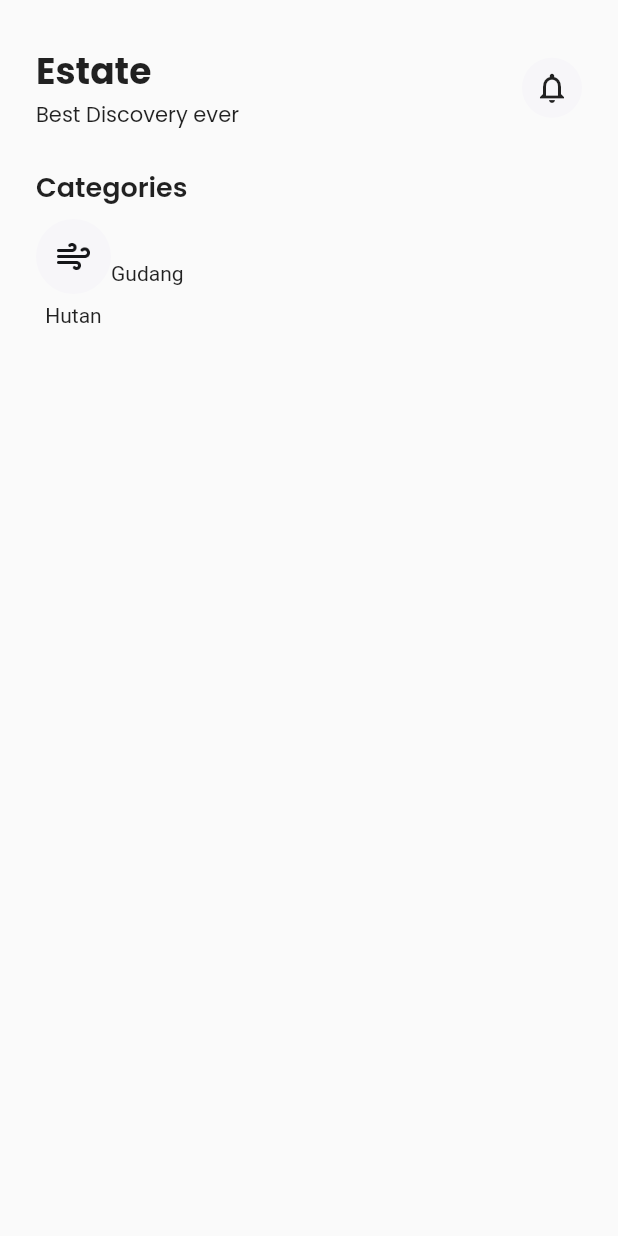
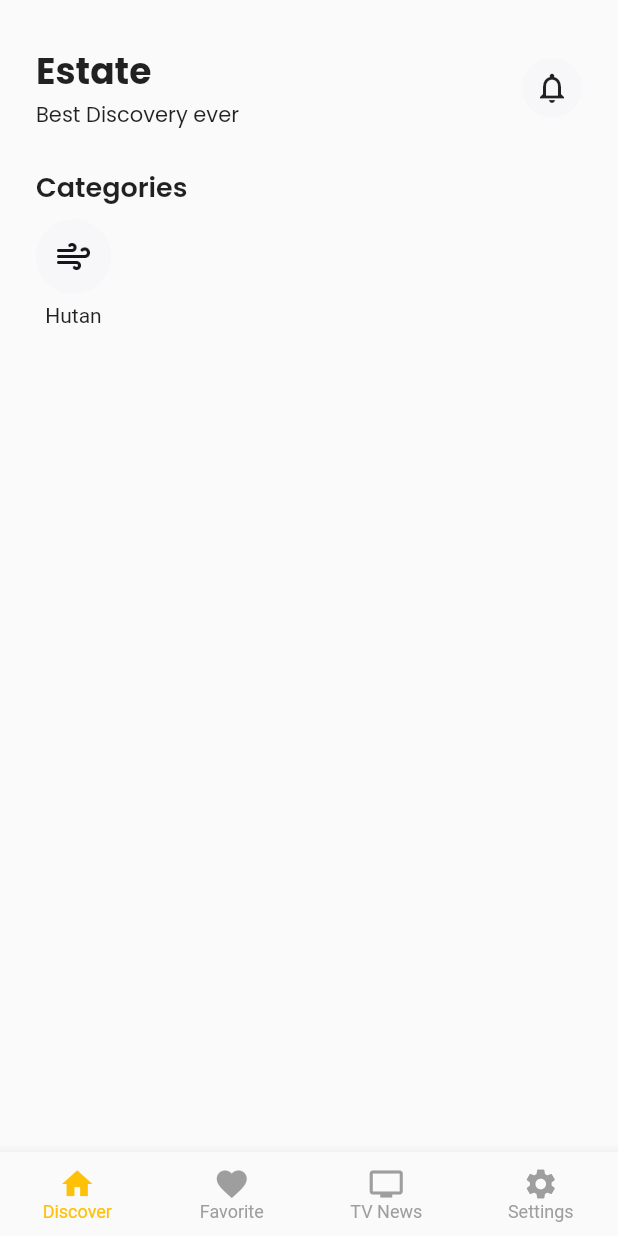
Before and after one commit to simax1721/belajar_flutter_unit3-1, a Flutter app: the screen it shows after launch, on a phone screen of 412 x 824 dp. Run offline on Flutter 3.47's test engine with Material 2 defaults, Android fonts, the phone set to English and light mode, and no system bars; our stand-ins replace google_fonts.

```diff
--- a/lib/explore_page.dart
+++ b/lib/explore_page.dart
@@ -89,7 +89,6 @@ class ExplorePage extends StatelessWidget {
                         ],
                       ),
                       // Category 2, dst..
-                      Text("Gudang"),
                     ],
                   ),
                 ],
--- a/lib/main.dart
+++ b/lib/main.dart
@@ -1,4 +1,4 @@
-import 'package:belajar_flutter_unit3/explore_page.dart';
+import 'package:belajar_flutter_unit3/menu.dart';
 import 'package:flutter/material.dart';
 
 void main() {
@@ -12,7 +12,7 @@ class MyApp extends StatelessWidget {
   Widget build(BuildContext context) {
     return const MaterialApp(
       title: "Belajar Flutter Unit 3",
-      home: ExplorePage(),
+      home: Menu(),
     );
   }
 }
--- /dev/null
+++ b/lib/menu.dart
@@ -0,0 +1,62 @@
+import 'package:belajar_flutter_unit3/explore_page.dart';
+import 'package:belajar_flutter_unit3/my_home_page.dart';
+import 'package:belajar_flutter_unit3/second_page.dart';
+import 'package:flutter/material.dart';
+
+class Menu extends StatefulWidget {
+  const Menu({super.key});
+
+  @override
+  State<Menu> createState() => _MenuState();
+}
+
+class _MenuState extends State<Menu> {
+  int activeItem = 0;
+
+  List<Widget> pages = [
+    const ExplorePage(),
+    const MyHomePage(),
+    const SecondPage(),
+    Container(),
+  ];
+
+  @override
+  Widget build(BuildContext context) {
+    return Scaffold(
+      body: pages[activeItem],
+      bottomNavigationBar: BottomNavigationBar(
+        onTap: (int index) {
+          print(index);
+
+          setState(() {
+            activeItem = index;
+          });
+        },
+        currentIndex: activeItem,
+        selectedItemColor: Colors.amber,
+        unselectedItemColor: Colors.grey,
+        showUnselectedLabels: true,
+        selectedFontSize: 12,
+        type: BottomNavigationBarType.fixed,
+        items: const [
+          BottomNavigationBarItem(
+            icon: Icon(Icons.home),
+            label: "Discover",
+          ),
+          BottomNavigationBarItem(
+            icon: Icon(Icons.favorite),
+            label: "Favorite",
+          ),
+          BottomNavigationBarItem(
+            icon: Icon(Icons.tv),
+            label: "TV News",
+          ),
+          BottomNavigationBarItem(
+            icon: Icon(Icons.settings),
+            label: "Settings",
+          ),
+        ],
+      ),
+    );
+  }
+}
```
Also changed, not shown: 4 other files.
